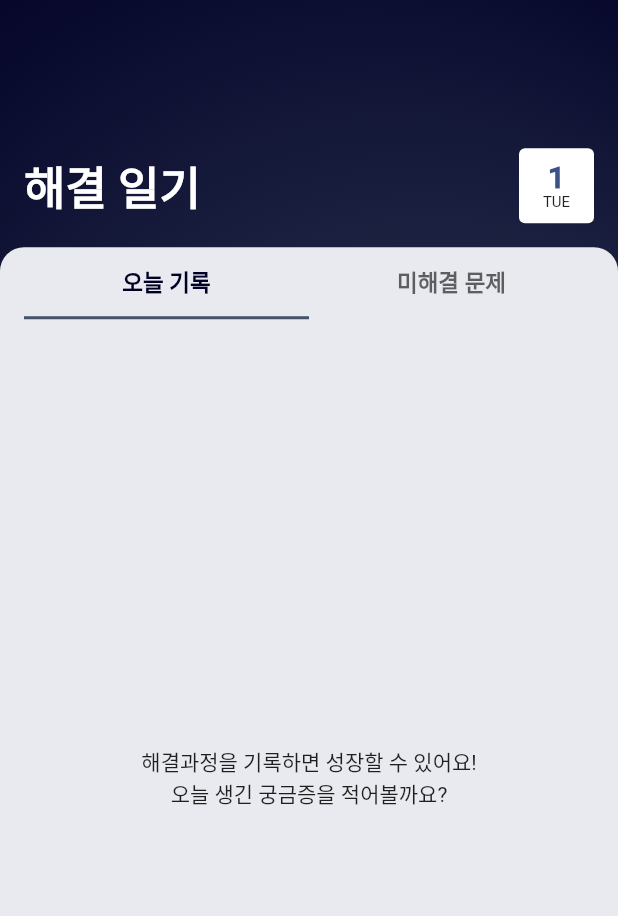
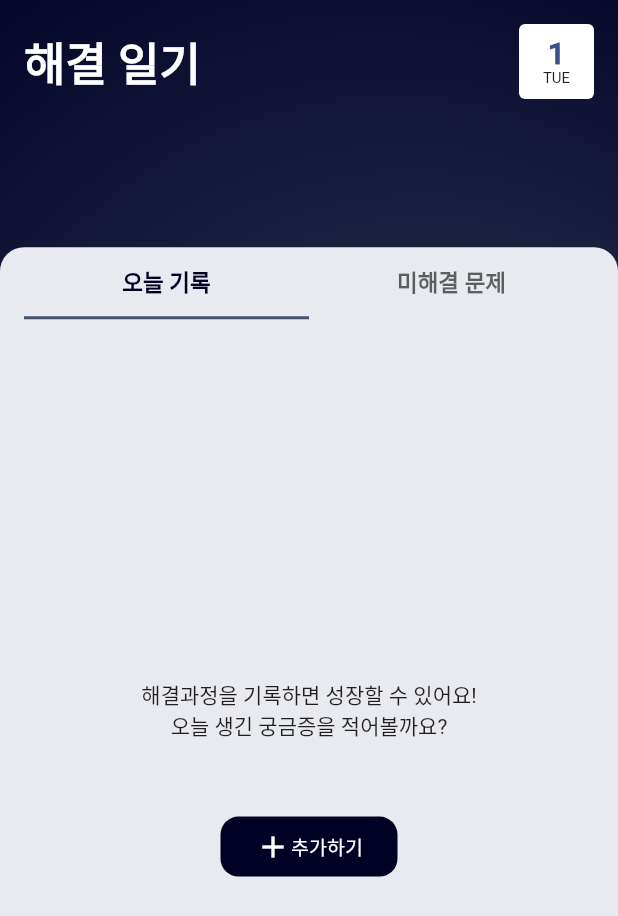
Before and after one commit to SangWook16074/refly, a Flutter app: the screen it shows after launch, on a phone screen of 412 x 824 dp. Shown: the top 916 px of the screen. Run offline on Flutter 3.47's test engine with Material 3 defaults, Android fonts, the phone set to English and light mode, and no system bars.

Commit message:
드래그 시트 기능 추가

```diff
--- a/lib/src/ui/main_ui.dart
+++ b/lib/src/ui/main_ui.dart
@@ -14,6 +14,7 @@ class MainUI extends StatelessWidget {
       children: [
         Container(
           height: size.height * 0.7,
+          alignment: Alignment.topCenter,
           decoration: BoxDecoration(
               gradient: RadialGradient(
                   focal: Alignment.bottomRight,
@@ -22,11 +23,8 @@ class MainUI extends StatelessWidget {
                 theme.colorScheme.secondary,
                 theme.colorScheme.primary,
               ])),
-        ),
-        Column(
-          mainAxisAlignment: MainAxisAlignment.end,
-          children: [
-            Padding(
+          child: SafeArea(
+            child: Padding(
               padding: const EdgeInsets.all(16.0),
               child: Row(
                 mainAxisAlignment: MainAxisAlignment.spaceBetween,
@@ -43,11 +41,23 @@ class MainUI extends StatelessWidget {
                 ],
               ),
             ),
-            Container(
+          ),
+        ),
+        DraggableScrollableSheet(
+            initialChildSize: 0.8,
+            maxChildSize: 0.8,
+            minChildSize: 0.4,
+            snap: true,
+            snapSizes: const [.7],
+            builder: (context, scrollController) {
+              return SingleChildScrollView(
+                controller: scrollController,
+                physics: const ClampingScrollPhysics(),
+                child: Container(
                   height: size.height * 0.8,
                   decoration: BoxDecoration(
-                  borderRadius:
-                      const BorderRadius.vertical(top: Radius.circular(16.0)),
+                      borderRadius: const BorderRadius.vertical(
+                          top: Radius.circular(16.0)),
                       color: theme.scaffoldBackgroundColor),
                   child: DefaultTabController(
                       length: 2,
@@ -57,7 +67,8 @@ class MainUI extends StatelessWidget {
                           children: [
                             TabBar(
                                 unselectedLabelStyle: TextStyle(
-                              color: const Color(0xff000000).withOpacity(0.6),
+                                  color:
+                                      const Color(0xff000000).withOpacity(0.6),
                                   fontFamily: "Roboto",
                                   fontWeight: FontWeight.w600,
                                   fontSize: 15,
@@ -86,9 +97,9 @@ class MainUI extends StatelessWidget {
                           ],
                         ),
                       )),
-            )
-          ],
-        )
+                ),
+              );
+            })
       ],
     ));
   }
--- a/lib/src/ui/problem/view/empty_view.dart
+++ b/lib/src/ui/problem/view/empty_view.dart
@@ -1,4 +1,5 @@
 import 'package:flutter/material.dart';
+import 'package:solution_diary_app/src/ui/widgets/upload_button.dart';
 
 class EmptyView extends StatelessWidget {
   const EmptyView({super.key});
@@ -6,9 +7,19 @@ class EmptyView extends StatelessWidget {
   @override
   Widget build(BuildContext context) {
     return const Center(
-        child: Text(
-      "해결과정을 기록하면 성장할 수 있어요!\n오늘 생긴 궁금증을 적어볼까요?",
-      textAlign: TextAlign.center,
-    ));
+      child: Column(
+        mainAxisAlignment: MainAxisAlignment.center,
+        children: [
+          Text(
+            "해결과정을 기록하면 성장할 수 있어요!\n오늘 생긴 궁금증을 적어볼까요?",
+            textAlign: TextAlign.center,
+          ),
+          SizedBox(
+            height: 50,
+          ),
+          UploadButton()
+        ],
+      ),
+    );
   }
 }
--- /dev/null
+++ b/lib/src/ui/widgets/upload_button.dart
@@ -0,0 +1,35 @@
+import 'package:flutter/material.dart';
+
+class UploadButton extends StatelessWidget {
+  const UploadButton({super.key});
+
+  @override
+  Widget build(BuildContext context) {
+    final colorScheme = Theme.of(context).colorScheme;
+    return Container(
+      width: 118,
+      height: 40,
+      alignment: Alignment.center,
+      decoration: BoxDecoration(
+          borderRadius: BorderRadius.circular(12), color: colorScheme.primary),
+      child: const Row(
+        mainAxisAlignment: MainAxisAlignment.spaceBetween,
+        mainAxisSize: MainAxisSize.min,
+        children: [
+          Icon(
+            Icons.add,
+            color: Color(0xffffffff),
+          ),
+          Text(
+            "추가하기",
+            style: TextStyle(
+              fontFamily: "Roboto",
+              color: Color(0xffffffff),
+              fontSize: 13,
+            ),
+          )
+        ],
+      ),
+    );
+  }
+}
```
Lines whose indentation alone changed are shown as unchanged.
